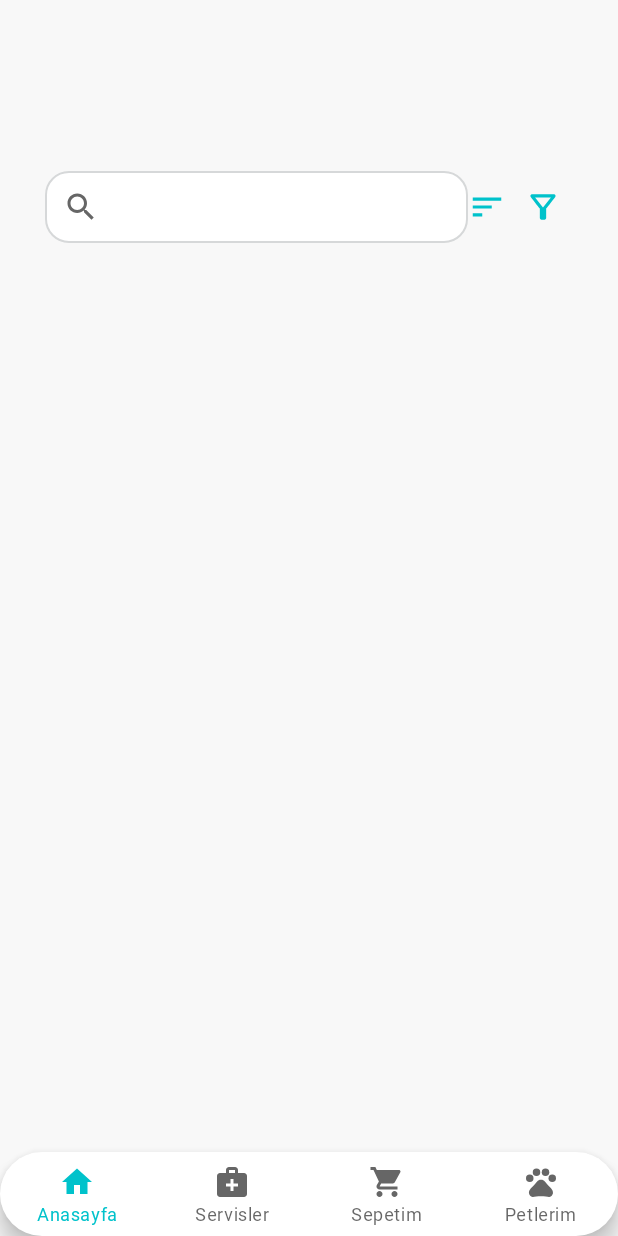
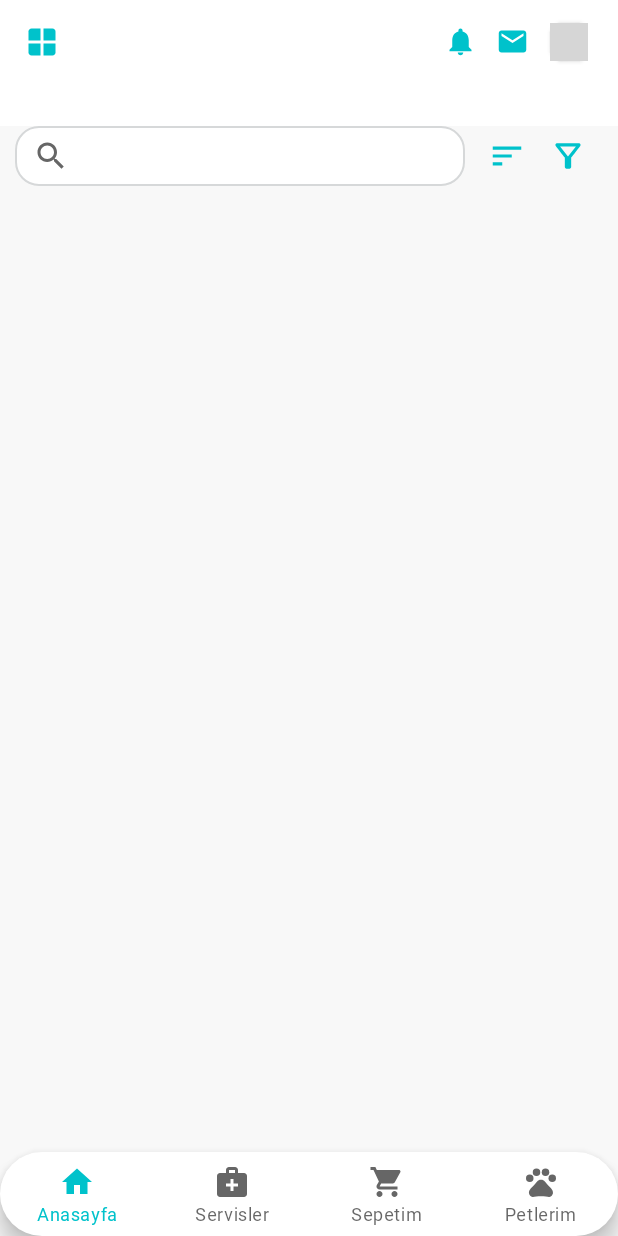
Before and after one commit to edaaoneerr/K01-PetApp, an Android app: the VetListFragment screen opened through its navigation route, on a phone screen of 412 x 824 dp. Run offline under Robolectric (Android 15) with nearby library versions, the phone set to English and light mode, and no system bars; our stand-ins replace RxJava, data binding, navigation-ui; network calls fail; grey boxes are pictures that could not be loaded.

Commit message:
Added nearby vet and campaign features to homepage.

```diff
--- a/app/build.gradle
+++ b/app/build.gradle
@@ -62,7 +62,7 @@ dependencies {
 
     kapt "com.android.databinding:compiler:3.5.0"
     implementation "androidx.databinding:databinding-runtime:3.5.0"
-
+    implementation 'com.google.android.flexbox:flexbox:3.0.0'
     implementation 'androidx.core:core-ktx:1.9.0'
     implementation 'com.twilio.sdk:twilio:9.3.0'
     implementation("androidx.compose.runtime:runtime:$compose_version")
--- a/app/src/main/java/com/edaaoneerr/petcare/adapter/CampaignRecyclerAdapter.kt
+++ b/app/src/main/java/com/edaaoneerr/petcare/adapter/CampaignRecyclerAdapter.kt
@@ -30,8 +30,6 @@ class CampaignRecyclerAdapter(private val campaignList: ArrayList<Campaign>) :
 
     override fun onBindViewHolder(holder: CampaignViewHolder, position: Int) {
         holder.view.campaign = campaignList[position]
-        println("On bind view holder")
-        println(holder.view.campaign)
     }
 
     override fun getItemCount(): Int {
--- a/app/src/main/java/com/edaaoneerr/petcare/adapter/NearbyVetRecyclerAdapter.kt
+++ b/app/src/main/java/com/edaaoneerr/petcare/adapter/NearbyVetRecyclerAdapter.kt
@@ -30,10 +30,6 @@ class NearbyVetRecyclerAdapter(private val nearbyVetList: ArrayList<Vet>) :
 
     override fun onBindViewHolder(holder: NearbyVetViewHolder, position: Int) {
         holder.view.vet = nearbyVetList[position]
-        println("On bind view holder")
-        println(holder.view.vet)
-        println(nearbyVetList[position])
-
     }
 
     override fun getItemCount(): Int {
--- a/app/src/main/java/com/edaaoneerr/petcare/adapter/ServiceCardRecyclerAdapter.kt
+++ b/app/src/main/java/com/edaaoneerr/petcare/adapter/ServiceCardRecyclerAdapter.kt
@@ -30,9 +30,7 @@ class ServiceCardRecyclerAdapter(private val serviceList: ArrayList<Service>) :
 
     override fun onBindViewHolder(holder: ServiceListViewHolder, position: Int) {
         holder.view.service = serviceList[position]
-        println("On bind view holder")
-        println(holder.view.service)
-        println(serviceList[position])
+        holder.view.imageView.tag = position
 
     }
 
--- a/app/src/main/java/com/edaaoneerr/petcare/adapter/VetCardRecyclerAdapter.kt
+++ b/app/src/main/java/com/edaaoneerr/petcare/adapter/VetCardRecyclerAdapter.kt
@@ -29,10 +29,6 @@ class VetCardRecyclerAdapter(private val vetList: ArrayList<Vet>) :
 
     override fun onBindViewHolder(holder: VetCardViewHolder, position: Int) {
         holder.view.vet = vetList[position]
-        println("On bind view holder")
-        println(holder.view.vet)
-        println(vetList[position])
-
     }
 
     override fun getItemCount(): Int {
--- a/app/src/main/java/com/edaaoneerr/petcare/view/homepageview/HomePageFragment.kt
+++ b/app/src/main/java/com/edaaoneerr/petcare/view/homepageview/HomePageFragment.kt
@@ -4,12 +4,14 @@ import android.os.Bundle
 import android.view.LayoutInflater
 import android.view.View
 import android.view.ViewGroup
+import android.widget.ImageView
 import androidx.activity.OnBackPressedCallback
 import androidx.fragment.app.Fragment
 import androidx.fragment.app.viewModels
 import androidx.navigation.NavController
 import androidx.navigation.Navigation
 import androidx.recyclerview.widget.LinearLayoutManager
+import com.edaaoneerr.petcare.R
 import com.edaaoneerr.petcare.adapter.CampaignRecyclerAdapter
 import com.edaaoneerr.petcare.adapter.NearbyVetRecyclerAdapter
 import com.edaaoneerr.petcare.adapter.ServiceCardRecyclerAdapter
@@ -89,13 +91,28 @@ class HomePageFragment : Fragment() {
 
         }
 
+        vetListViewModel.getVets()
         vetListViewModel.vets.observe(viewLifecycleOwner) {
             it?.let {
                 nearbyVetRecyclerAdapter.updateNearbyVetList(it)
             }
 
         }
+        homePageViewModel.drawableIconId.observe(viewLifecycleOwner) { resourceId ->
+            resourceId?.let {
+                val position =
+                    binding.serviceListRecyclerView.getChildAdapterPosition(view)// or any other way to get the position
+                println(position)
+                binding.serviceListRecyclerView.findViewWithTag<View>(position)
+                    ?.findViewById<ImageView>(R.id.imageView)
+                    ?.setImageResource(resourceId)
+            }
+        }
 
+        binding.seeMoreText.setOnClickListener {
+            val action = HomePageFragmentDirections.actionHomeMenuToVetListFragment()
+            Navigation.findNavController(requireView()).navigate(action)
+        }
 
     }
 
--- a/app/src/main/java/com/edaaoneerr/petcare/viewmodel/HomePageViewModel.kt
+++ b/app/src/main/java/com/edaaoneerr/petcare/viewmodel/HomePageViewModel.kt
@@ -3,6 +3,7 @@ package com.edaaoneerr.petcare.viewmodel
 import android.app.Application
 import android.widget.Toast
 import androidx.lifecycle.MutableLiveData
+import com.edaaoneerr.petcare.R
 import com.edaaoneerr.petcare.model.Campaign
 import com.edaaoneerr.petcare.model.Service
 import com.edaaoneerr.petcare.service.AppDatabase
@@ -18,11 +19,21 @@ class HomePageViewModel(application: Application) : BaseViewModel(application) {
 
     val services = MutableLiveData<List<Service>>()
     val campaigns = MutableLiveData<List<Campaign>>()
+    val drawableIconId = MutableLiveData<Int>()
 
+    val iconList = arrayOf(
+        R.drawable.ic_baseline_home_24,
+        R.drawable.ic_baseline_check_circle_24,
+        R.drawable.ic_baseline_access_time_24,
+        R.drawable.ic_baseline_mail_24,
+        R.drawable.ic_baseline_shopping_cart_24,
+        R.drawable.ic_baseline_star_outline_24
+    )
 
     private val serviceAPIService = ServiceAPIService()
     private val campaignAPIService = CampaignAPIService()
     private val disposable = CompositeDisposable()
+
 
     fun getCampaigns() {
         disposable.add(
@@ -83,15 +94,13 @@ class HomePageViewModel(application: Application) : BaseViewModel(application) {
         launch {
             val dao = AppDatabase(getApplication()).serviceDao()
             dao.deleteAllServices()
-            val i = 0
-            for (i in i..serviceList.size) {
-                serviceList.toTypedArray()
-                if (i == serviceList.size - 1)
-                    break
+
+            val servicesWithIcons = serviceList.mapIndexed { index, service ->
+                service.copy(drawableIconId = iconList[index % iconList.size])
+
             }
-
-            dao.insertAllServices(*serviceList.toTypedArray())
-            showServices(serviceList)
+            dao.insertAllServices(*servicesWithIcons.toTypedArray())
+            showServices(servicesWithIcons)
         }
 
 
--- a/app/src/main/res/layout/activity_main.xml
+++ b/app/src/main/res/layout/activity_main.xml
@@ -23,7 +23,7 @@
                 android:layout_alignParentStart="true"
                 android:layout_alignParentTop="true"
                 android:background="@drawable/toolbar_bg"
-                android:paddingStart="20dp"
+                android:paddingHorizontal="25dp"
                 android:popupTheme="@style/ThemeOverlay.AppCompat.Light"
                 android:theme="@style/ThemeOverlay.AppCompat.Dark.ActionBar"
                 app:buttonGravity="center_vertical"
@@ -37,7 +37,7 @@
                     android:layout_width="wrap_content"
                     android:layout_height="match_parent"
                     android:layout_gravity="end"
-                    android:layout_marginEnd="30dp"
+                    android:layout_marginEnd="20dp"
                     android:clickable="true"
                     android:orientation="horizontal">
 
--- a/app/src/main/res/layout/fragment_vet_list.xml
+++ b/app/src/main/res/layout/fragment_vet_list.xml
@@ -4,67 +4,63 @@
     xmlns:app="http://schemas.android.com/apk/res-auto"
     xmlns:tools="http://schemas.android.com/tools">
 
-    <androidx.constraintlayout.widget.ConstraintLayout
+    <LinearLayout
         android:layout_width="match_parent"
         android:layout_height="match_parent"
         android:layout_gravity="center"
+        android:layout_marginTop="?attr/actionBarSize"
         android:background="#F8F8F8"
+        android:orientation="vertical"
         tools:context=".view.VetListFragment">
 
+        <LinearLayout
+            android:layout_width="match_parent"
+            android:layout_height="wrap_content"
+            android:layout_gravity="center">
 
             <androidx.appcompat.widget.SearchView
                 android:id="@+id/search_bar"
-            android:layout_width="match_parent"
-            android:layout_height="wrap_content"
-            android:layout_marginTop="114dp"
-            android:layout_marginStart="30dp"
-            android:layout_marginEnd="100dp"
+                android:layout_width="300dp"
+                android:layout_height="40dp"
+                android:layout_marginStart="10dp"
                 android:background="@drawable/layout_border"
-            app:layout_constraintBottom_toTopOf="@+id/vetListRecyclerView"
-            app:layout_constraintEnd_toEndOf="parent"
-            app:layout_constraintTop_toTopOf="parent">
+                tools:layout_editor_absoluteX="25dp"
+                tools:layout_editor_absoluteY="3dp" />
 
-        </androidx.appcompat.widget.SearchView>
-
-        <androidx.recyclerview.widget.RecyclerView
-            android:id="@+id/vetListRecyclerView"
-            android:layout_width="wrap_content"
-            android:layout_height="0dp"
-            android:layout_gravity="center"
-            android:layout_marginTop="20dp"
-            android:layout_marginBottom="1dp"
-            android:background="#F8F8F8"
-            app:layout_constraintBottom_toBottomOf="parent"
-            app:layout_constraintEnd_toEndOf="parent"
-            app:layout_constraintStart_toStartOf="parent"
-            app:layout_constraintTop_toBottomOf="@+id/search_bar" />
 
             <ImageView
                 android:id="@+id/sortIcon"
                 android:layout_width="25dp"
+                android:layout_height="25dp"
+                android:layout_gravity="center"
+                android:layout_marginHorizontal="15dp"
                 android:clickable="true"
-            android:layout_height="25dp"
-            android:layout_marginStart="300dp"
-            android:layout_marginTop="4dp"
-            android:layout_marginBottom="4dp"
-            app:layout_constraintBottom_toBottomOf="@+id/search_bar"
-            app:layout_constraintEnd_toStartOf="@+id/filterIcon"
-            app:layout_constraintStart_toStartOf="parent"
-            app:layout_constraintTop_toTopOf="@+id/search_bar"
-            app:srcCompat="@drawable/ic_baseline_sort_24" />
+                app:layout_constraintTop_toTopOf="parent"
+                app:srcCompat="@drawable/ic_baseline_sort_24"
+                tools:layout_editor_absoluteX="334dp" />
 
             <ImageView
                 android:id="@+id/filterIcon"
                 android:layout_width="25dp"
                 android:layout_height="25dp"
-            android:layout_marginEnd="25dp"
-            android:layout_marginBottom="2dp"
+
+                android:layout_gravity="center"
                 android:clickable="true"
-            app:layout_constraintBottom_toBottomOf="@+id/search_bar"
                 app:layout_constraintEnd_toEndOf="parent"
-            app:layout_constraintStart_toEndOf="@+id/sortIcon"
-            app:layout_constraintTop_toTopOf="@+id/sortIcon"
-            app:layout_constraintVertical_bias="0.0"
+                app:layout_constraintTop_toTopOf="parent"
                 app:srcCompat="@drawable/ic_outline_filter_alt_24" />
-    </androidx.constraintlayout.widget.ConstraintLayout>
+        </LinearLayout>
+
+        <androidx.recyclerview.widget.RecyclerView
+            android:id="@+id/vetListRecyclerView"
+            android:layout_width="match_parent"
+            android:layout_height="match_parent"
+            android:layout_gravity="center_horizontal"
+            android:layout_marginHorizontal="10dp"
+            android:layout_marginStart="20dp"
+            android:layout_marginTop="5dp"
+            android:background="#F8F8F8"
+            tools:layout_editor_absoluteX="152dp"
+            tools:layout_editor_absoluteY="62dp" />
+    </LinearLayout>
 </layout>
--- a/app/src/main/res/layout/service_list_row.xml
+++ b/app/src/main/res/layout/service_list_row.xml
@@ -6,6 +6,7 @@
         <variable
             name="service"
             type="com.edaaoneerr.petcare.model.Service" />
+
 
     </data>
 
@@ -21,6 +22,7 @@
             app:cardCornerRadius="10dp">
 
             <ImageView
+                android:id="@+id/imageView"
                 android:layout_width="50dp"
                 android:layout_height="50dp"
                 android:padding="10dp"
--- a/app/src/main/res/navigation/navigation_graph.xml
+++ b/app/src/main/res/navigation/navigation_graph.xml
@@ -56,6 +56,9 @@
         <action
             android:id="@+id/action_home_menu_to_loginFragment"
             app:destination="@id/loginFragment" />
+        <action
+            android:id="@+id/action_home_menu_to_vetListFragment"
+            app:destination="@id/vetListFragment" />
     </fragment>
     <fragment
         android:id="@+id/vetListFragment"
```
Also changed, not shown: app/src/main/java/com/edaaoneerr/petcare/adapter/VetListRecyclerAdapter.kt (+9 -9 lines), app/src/main/java/com/edaaoneerr/petcare/model/Service.kt (+9 -3 lines), app/src/main/java/com/edaaoneerr/petcare/view/cartview/CartFragment.kt (+11 -2 lines), app/src/main/res/layout/fragment_home_page.xml (+25 -15 lines), app/src/main/res/layout/nearby_vet_list_row.xml (+28 -18 lines), app/src/main/res/layout/product_list_row.xml (+45 -24 lines). Lines whose indentation alone changed are shown as unchanged.
